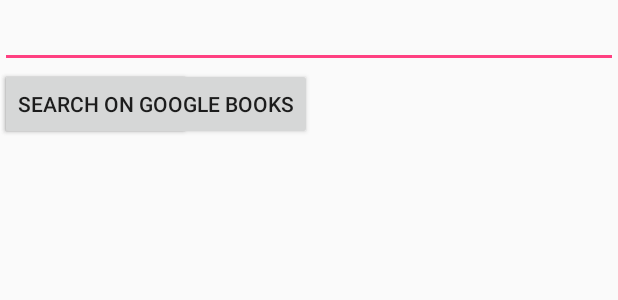
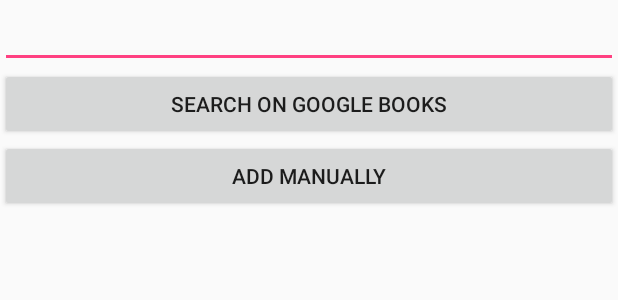
Before and after one commit to isabelhurley/ReadingListApp, an Android app: the layout activity_add_method.xml on its own in the app's theme, with its tools: preview values and no code run, on a phone screen of 412 x 824 dp. Shown: the top 300 px of the screen. Run offline under Robolectric (Android 15) with nearby library versions, the phone set to English and light mode, and no system bars.

Commit message:
select add method formatted

```diff
--- a/app/src/main/java/hu/ait/android/readinglistapp/EditBooklistActivity.java
+++ b/app/src/main/java/hu/ait/android/readinglistapp/EditBooklistActivity.java
@@ -120,7 +120,7 @@
     }
 
     public void startSelectAddMethodActivity() {
-        Intent intentEditBooklist = new Intent(EditBooklistActivity.this, EditBooklistActivity.class);
+        Intent intentEditBooklist = new Intent(EditBooklistActivity.this, SelectAddMethodActivity.class);
         intentEditBooklist.putExtra(CURR_USER_ID, currUserId);
         intentEditBooklist.putExtra(CURR_LIST_ID, currListId);
         startActivity(intentEditBooklist);
--- a/app/src/main/res/layout/activity_add_method.xml
+++ b/app/src/main/res/layout/activity_add_method.xml
@@ -4,20 +4,24 @@
     android:layout_height="match_parent">
 
     <EditText
+        android:id="@+id/etTitle"
         android:layout_width="match_parent"
         android:layout_height="wrap_content" />
 
-    <RelativeLayout
+    <LinearLayout
         android:layout_width="match_parent"
-        android:layout_height="wrap_content">
+        android:layout_height="wrap_content"
+        android:orientation="vertical">
         <Button
-            android:layout_width="wrap_content"
+            android:id="@+id/btnSearchGB"
+            android:layout_width="match_parent"
+            android:layout_height="wrap_content"
+            android:text="@string/search_on_google_books"/>
+        <Button
+            android:id="@+id/btnAddMan"
+            android:layout_width="match_parent"
             android:layout_height="wrap_content"
             android:text="@string/add_manually"/>
-        <Button
-            android:layout_width="wrap_content"
-            android:layout_height="wrap_content"
-            android:text="@string/search_on_google_books"/>
-    </RelativeLayout>
+    </LinearLayout>
 
 </LinearLayout>
--- a/app/src/main/res/values/strings.xml
+++ b/app/src/main/res/values/strings.xml
@@ -35,5 +35,5 @@
     <string name="title_delete">Delete list</string>
     <string name="add_manually">Add manually</string>
     <string name="search_on_google_books">Search on Google Books</string>
-    <string name="title_activity_select_method">SelectAddMethodActivity</string>
+    <string name="title_activity_select_method">Add a book</string>
 </resources>
```
Also changed, not shown: app/src/main/java/hu/ait/android/readinglistapp/SelectAddMethodActivity.java (+29 -1 lines).
